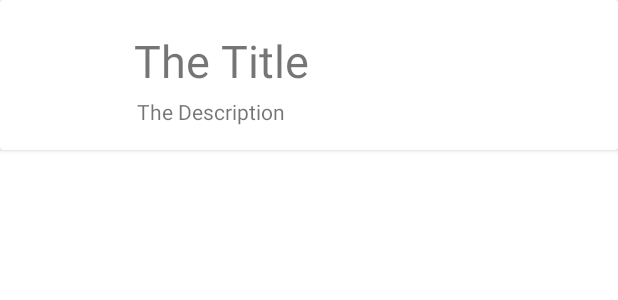
After one commit to Huckcity/onlyvans, an Android app: the layout card_van.xml on its own in the app's theme, with its tools: preview values and no code run, on a phone screen of 412 x 824 dp. The commit adds this screen. Shown: the top 300 px of the screen. Run offline under Robolectric (Android 15) with nearby library versions, the phone set to English and light mode, and no system bars.

Commit message:
Implements starter functionality for adding and listing vans using in mem storage

```diff
--- a/app/build.gradle
+++ b/app/build.gradle
@@ -1,6 +1,7 @@
 plugins {
     id 'com.android.application'
     id 'org.jetbrains.kotlin.android'
+    id 'kotlin-parcelize'
 }
 
 android {
@@ -14,6 +15,10 @@ android {
         versionName "1.0"
 
         testInstrumentationRunner "androidx.test.runner.AndroidJUnitRunner"
+    }
+
+    buildFeatures {
+        viewBinding = true
     }
 
     buildTypes {
--- /dev/null
+++ b/app/src/main/res/layout/card_van.xml
@@ -0,0 +1,56 @@
+<?xml version="1.0" encoding="utf-8"?>
+<androidx.cardview.widget.CardView
+    android:layout_width="match_parent"
+    android:layout_height="wrap_content"
+    android:layout_marginBottom="8dp"
+    android:elevation="24dp"
+    xmlns:tools="http://schemas.android.com/tools"
+    xmlns:app="http://schemas.android.com/apk/res-auto"
+    xmlns:android="http://schemas.android.com/apk/res/android">
+
+    <androidx.constraintlayout.widget.ConstraintLayout
+        android:id="@+id/relativeLayout"
+        android:layout_width="match_parent"
+        android:layout_height="match_parent"
+        android:padding="16dp">
+
+        <ImageView
+            android:id="@+id/imageIcon"
+            android:layout_width="64dp"
+            android:layout_height="64dp"
+            android:layout_marginTop="4dp"
+            android:layout_marginEnd="16dp"
+            android:contentDescription="@string/vanThumbnail"
+            app:layout_constraintEnd_toEndOf="parent"
+            app:layout_constraintHorizontal_bias="0.0"
+            app:layout_constraintStart_toStartOf="parent"
+            app:layout_constraintTop_toTopOf="parent" />
+
+        <TextView
+            android:id="@+id/vanTitle"
+            android:layout_width="wrap_content"
+            android:layout_height="wrap_content"
+            android:layout_marginTop="4dp"
+            android:textAlignment="viewStart"
+            android:textSize="30sp"
+            app:layout_constraintEnd_toEndOf="parent"
+            app:layout_constraintHorizontal_bias="0.048"
+            app:layout_constraintStart_toEndOf="@+id/imageIcon"
+            app:layout_constraintTop_toTopOf="parent"
+            tools:text="The Title"/>
+
+        <TextView
+            android:id="@+id/vanDescription"
+            android:layout_width="wrap_content"
+            android:layout_height="wrap_content"
+            android:layout_marginTop="4dp"
+            android:textAlignment="viewStart"
+            app:layout_constraintEnd_toEndOf="parent"
+            app:layout_constraintHorizontal_bias="0.052"
+            app:layout_constraintStart_toEndOf="@+id/imageIcon"
+            app:layout_constraintTop_toBottomOf="@id/vanTitle"
+            tools:text="The Description"/>
+
+    </androidx.constraintlayout.widget.ConstraintLayout>
+
+</androidx.cardview.widget.CardView>
--- a/app/src/main/res/values/strings.xml
+++ b/app/src/main/res/values/strings.xml
@@ -1,3 +1,9 @@
 <resources>
     <string name="app_name">OnlyVans</string>
+    <string name="hint_title">Item Title</string>
+    <string name="button_addItem">Add</string>
+    <string name="hint_description">Description</string>
+    <string name="vanThumbnail">Van Thumbnail</string>
+    <string name="menu_cancelAddVan">Cancel</string>
+    <string name="vanAdd">Add</string>
 </resources>
--- a/app/src/main/res/values/themes.xml
+++ b/app/src/main/res/values/themes.xml
@@ -1,6 +1,6 @@
 <resources xmlns:tools="http://schemas.android.com/tools">
     <!-- Base application theme. -->
-    <style name="Theme.OnlyVans" parent="Theme.MaterialComponents.DayNight.DarkActionBar">
+    <style name="Theme.OnlyVans" parent="Theme.MaterialComponents.DayNight.NoActionBar">
         <!-- Primary brand color. -->
         <item name="colorPrimary">@color/purple_500</item>
         <item name="colorPrimaryVariant">@color/purple_700</item>
```
Also changed, not shown: app/src/main/AndroidManifest.xml (+5 -2 lines), app/src/main/java/org/adamgibbons/onlyvans/MainActivity.kt (deleted, +0 -11 lines), app/src/main/java/org/adamgibbons/onlyvans/MainApp.kt (added, +10 -0 lines), app/src/main/java/org/adamgibbons/onlyvans/activities/VanActivity.kt (added, +58 -0 lines), app/src/main/java/org/adamgibbons/onlyvans/activities/VanListActivity.kt (added, +65 -0 lines), app/src/main/java/org/adamgibbons/onlyvans/adapters/VanAdapter.kt (added, +38 -0 lines), app/src/main/java/org/adamgibbons/onlyvans/models/VanMemStore.kt (added, +25 -0 lines), app/src/main/java/org/adamgibbons/onlyvans/models/VanModel.kt (added, +11 -0 lines), app/src/main/java/org/adamgibbons/onlyvans/models/VanStore.kt (added, +7 -0 lines), app/src/main/res/layout/activity_main.xml (deleted, +0 -18 lines), app/src/main/res/layout/activity_van.xml (added, +83 -0 lines), app/src/main/res/layout/activity_van_list.xml (added, +34 -0 lines), app/src/main/res/menu/menu_van_add.xml (added, +13 -0 lines), app/src/main/res/menu/menu_van_list.xml (added, +14 -0 lines).
